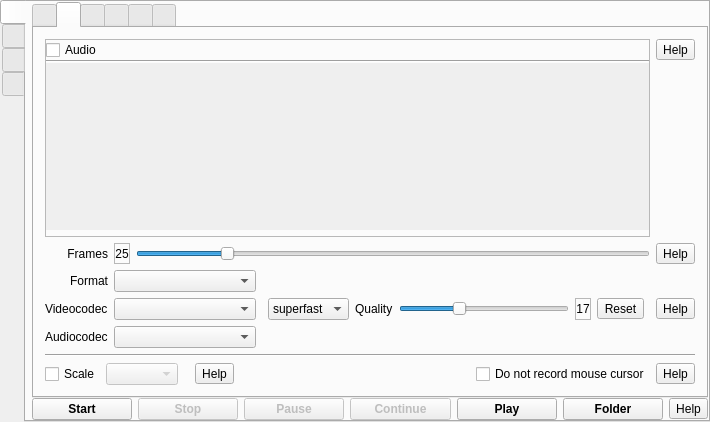
Before: the Qt Designer form src/formMainWindow.ui in vkohaupt/vokoscreenNG, drawn with Qt 5.
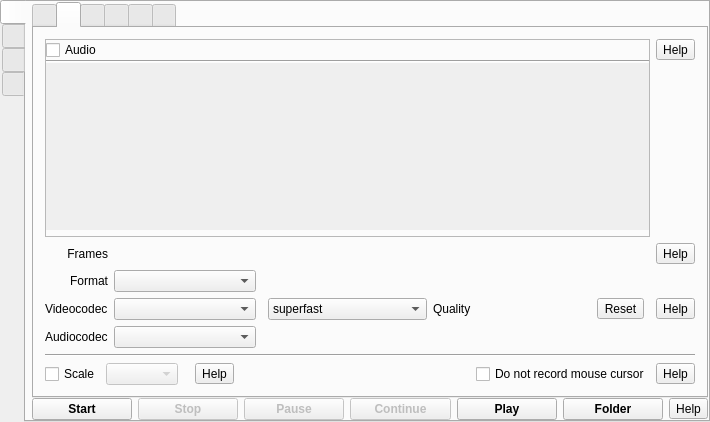
After: the same form once the commit is applied. The open tabs and pages were chosen to show the change. Icons and pictures are not drawn.

Commit message: New slider for frames and x264

Diff of the .ui file:
```diff
--- a/src/formMainWindow.ui
+++ b/src/formMainWindow.ui
@@ -678,62 +678,6 @@
                         </property>
                        </widget>
                       </item>
-                      <item>
-                       <widget class="QSlider" name="sliderX264">
-                        <property name="minimumSize">
-                         <size>
-                          <width>50</width>
-                          <height>0</height>
-                         </size>
-                        </property>
-                        <property name="minimum">
-                         <number>0</number>
-                        </property>
-                        <property name="maximum">
-                         <number>50</number>
-                        </property>
-                        <property name="pageStep">
-                         <number>1</number>
-                        </property>
-                        <property name="value">
-                         <number>17</number>
-                        </property>
-                        <property name="sliderPosition">
-                         <number>17</number>
-                        </property>
-                        <property name="orientation">
-                         <enum>Qt::Horizontal</enum>
-                        </property>
-                        <property name="tickPosition">
-                         <enum>QSlider::NoTicks</enum>
-                        </property>
-                       </widget>
-                      </item>
-                      <item>
-                       <widget class="QLabel" name="labelSliderX264">
-                        <property name="font">
-                         <font>
-                          <weight>50</weight>
-                          <bold>false</bold>
-                         </font>
-                        </property>
-                        <property name="frameShape">
-                         <enum>QFrame::StyledPanel</enum>
-                        </property>
-                        <property name="frameShadow">
-                         <enum>QFrame::Raised</enum>
-                        </property>
-                        <property name="text">
-                         <string notr="true">17</string>
-                        </property>
-                        <property name="alignment">
-                         <set>Qt::AlignCenter</set>
-                        </property>
-                        <property name="margin">
-                         <number>5</number>
-                        </property>
-                       </widget>
-                      </item>
                       <item>
                        <widget class="QToolButton" name="toolButtonScreencastx264Reset">
                         <property name="toolTip">
@@ -753,46 +697,7 @@
                </layout>
               </item>
               <item row="0" column="2" colspan="2">
-               <layout class="QHBoxLayout" name="horizontalLayout_5">
-                <item>
-                 <widget class="QLabel" name="labelFramesRates">
-                  <property name="frameShape">
-                   <enum>QFrame::StyledPanel</enum>
-                  </property>
-                  <property name="frameShadow">
-                   <enum>QFrame::Raised</enum>
-                  </property>
-                  <property name="text">
-                   <string>25</string>
-                  </property>
-                  <property name="alignment">
-                   <set>Qt::AlignCenter</set>
-                  </property>
-                  <property name="margin">
-                   <number>5</number>
-                  </property>
-                 </widget>
-                </item>
-                <item>
-                 <widget class="QSlider" name="sliderFrames">
-                  <property name="minimum">
-                   <number>10</number>
-                  </property>
-                  <property name="value">
-                   <number>25</number>
-                  </property>
-                  <property name="sliderPosition">
-                   <number>25</number>
-                  </property>
-                  <property name="orientation">
-                   <enum>Qt::Horizontal</enum>
-                  </property>
-                  <property name="tickPosition">
-                   <enum>QSlider::NoTicks</enum>
-                  </property>
-                 </widget>
-                </item>
-               </layout>
+               <layout class="QHBoxLayout" name="horizontalLayout_5"/>
               </item>
               <item row="0" column="4">
                <widget class="QToolButton" name="help_screencast_frames">
```
Left out of the diff: 5 changed lines with no effect on the pictures. The commit also changes 4 other files.
